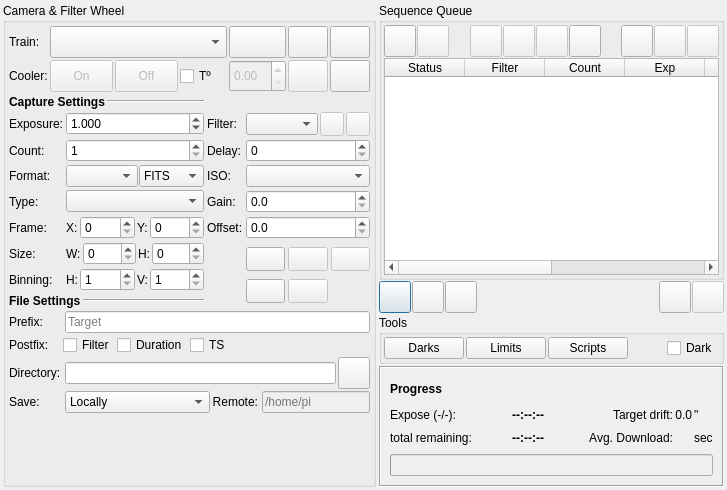
First picture: the form in kstars/ekos/capture/capture.ui, repository KDE/kstars, before the edit.
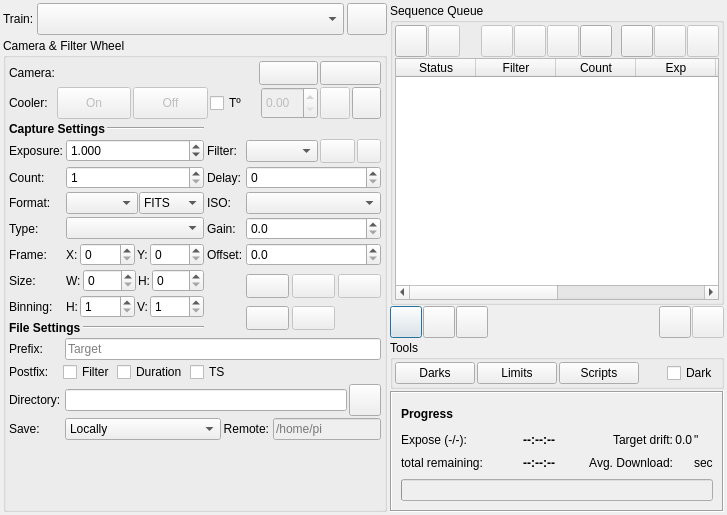
Second picture: the form after the edit. Icons and pictures are not drawn. Custom widgets are drawn as their Qt base class.

Commit message: When camera is not available, disable relevant controls

```diff
--- a/kstars/ekos/capture/capture.ui
+++ b/kstars/ekos/capture/capture.ui
@@ -7,10 +7,10 @@
     <x>0</x>
     <y>0</y>
     <width>727</width>
-    <height>490</height>
+    <height>515</height>
    </rect>
   </property>
-  <layout class="QHBoxLayout" name="horizontalLayout_12" stretch="1,2">
+  <layout class="QHBoxLayout" name="horizontalLayout_5">
    <property name="spacing">
     <number>3</number>
    </property>
@@ -27,7 +27,75 @@
     <number>3</number>
    </property>
    <item>
-    <layout class="QVBoxLayout" name="LeftLayout">
+    <layout class="QVBoxLayout" name="leftLayout">
+     <property name="spacing">
+      <number>3</number>
+     </property>
+     <item>
+      <layout class="QHBoxLayout" name="trainLabel">
+       <property name="spacing">
+        <number>3</number>
+       </property>
+       <item>
+        <widget class="QLabel" name="textLabel1_6">
+         <property name="toolTip">
+          <string/>
+         </property>
+         <property name="whatsThis">
+          <string/>
+         </property>
+         <property name="text">
+          <string>Train:</string>
+         </property>
+        </widget>
+       </item>
+       <item>
+        <widget class="QComboBox" name="opticalTrainCombo">
+         <property name="sizePolicy">
+          <sizepolicy hsizetype="MinimumExpanding" vsizetype="Fixed">
+           <horstretch>0</horstretch>
+           <verstretch>0</verstretch>
+          </sizepolicy>
+         </property>
+         <property name="minimumSize">
+          <size>
+           <width>0</width>
+           <height>32</height>
+          </size>
+         </property>
+        </widget>
+       </item>
+       <item>
+        <widget class="QPushButton" name="trainB">
+         <property name="minimumSize">
+          <size>
+           <width>24</width>
+           <height>24</height>
+          </size>
+         </property>
+         <property name="maximumSize">
+          <size>
+           <width>16777215</width>
+           <height>32</height>
+          </size>
+         </property>
+         <property name="text">
+          <string/>
+         </property>
+         <property name="icon">
+          <iconset theme="document-edit">
+           <normaloff>.</normaloff>.</iconset>
+         </property>
+         <property name="iconSize">
+          <size>
+           <width>24</width>
+           <height>24</height>
+          </size>
+         </property>
+        </widget>
+       </item>
+      </layout>
+     </item>
      <item>
       <widget class="QGroupBox" name="CCDFWGroup">
        <property name="enabled">
@@ -1057,10 +1125,52 @@
          </widget>
         </item>
         <item row="0" column="0" colspan="4">
-         <layout class="QGridLayout" name="ccdGridLayout" columnstretch="0,2,0,0,0,0,0,0">
+         <layout class="QGridLayout" name="ccdGridLayout" columnstretch="0,0,0,0,0,0,0,0">
           <property name="spacing">
            <number>2</number>
           </property>
+          <item row="1" column="6">
+           <widget class="QPushButton" name="setTemperatureB">
+            <property name="enabled">
+             <bool>false</bool>
+            </property>
+            <property name="minimumSize">
+             <size>
+              <width>24</width>
+              <height>24</height>
+             </size>
+            </property>
+            <property name="maximumSize">
+             <size>
+              <width>16777215</width>
+              <height>32</height>
+             </size>
+            </property>
+            <property name="toolTip">
+             <string>Set CCD temperature</string>
+            </property>
+            <property name="text">
+             <string/>
+            </property>
+            <property name="icon">
+             <iconset theme="checkmark">
+              <normaloff>.</normaloff>.</iconset>
+            </property>
+            <property name="iconSize">
+             <size>
+              <width>24</width>
+              <height>24</height>
+             </size>
+            </property>
+           </widget>
+          </item>
+          <item row="0" column="0">
+           <widget class="QLabel" name="label_8">
+            <property name="text">
+             <string>Camera:</string>
+            </property>
+           </widget>
+          </item>
           <item row="1" column="2" colspan="2">
            <widget class="QLabel" name="temperatureOUT">
             <property name="minimumSize">
@@ -1186,64 +1296,6 @@
             </item>
            </layout>
           </item>
-          <item row="0" column="0">
-           <widget class="QLabel" name="textLabel1_6">
-            <property name="toolTip">
-             <string/>
-            </property>
-            <property name="whatsThis">
-             <string/>
-            </property>
-            <property name="text">
-             <string>Train:</string>
-            </property>
-           </widget>
-          </item>
-          <item row="1" column="6">
-           <widget class="QPushButton" name="setTemperatureB">
-            <property name="enabled">
-             <bool>false</bool>
-            </property>
-            <property name="minimumSize">
-             <size>
-              <width>24</width>
-              <height>24</height>
-             </size>
-            </property>
-            <property name="maximumSize">
-             <size>
-              <width>16777215</width>
-              <height>32</height>
-             </size>
-            </property>
-            <property name="toolTip">
-             <string>Set CCD temperature</string>
-            </property>
-            <property name="text">
-             <string/>
-            </property>
-            <property name="icon">
-             <iconset theme="checkmark">
-              <normaloff>.</normaloff>.</iconset>
-            </property>
-            <property name="iconSize">
-             <size>
-              <width>24</width>
-              <height>24</height>
-             </size>
-            </property>
-           </widget>
-          </item>
-          <item row="0" column="1" colspan="3">
-           <widget class="QComboBox" name="opticalTrainCombo">
-            <property name="minimumSize">
-             <size>
-              <width>0</width>
-              <height>32</height>
-             </size>
-            </property>
-           </widget>
-          </item>
           <item row="1" column="7">
            <widget class="QPushButton" name="temperatureRegulationB">
             <property name="minimumSize">
@@ -1276,7 +1328,7 @@
             </property>
            </widget>
           </item>
-          <item row="0" column="7">
+          <item row="0" column="6" colspan="2">
            <widget class="QPushButton" name="clearConfigurationB">
             <property name="minimumSize">
              <size>
@@ -1308,7 +1360,7 @@
             </property>
            </widget>
           </item>
-          <item row="0" column="6">
+          <item row="0" column="4" colspan="2">
            <widget class="QPushButton" name="restartCameraB">
             <property name="enabled">
              <bool>true</bool>
@@ -1349,33 +1401,11 @@
             </property>
            </widget>
           </item>
-          <item row="0" column="5">
-           <widget class="QPushButton" name="trainB">
-            <property name="minimumSize">
-             <size>
-              <width>24</width>
-              <height>24</height>
-             </size>
-            </property>
-            <property name="maximumSize">
-             <size>
-              <width>16777215</width>
-              <height>32</height>
-             </size>
-            </property>
+          <item row="0" column="1" colspan="3">
+           <widget class="QLabel" name="cameraLabel">
             <property name="text">
              <string/>
             </property>
-            <property name="icon">
-             <iconset theme="document-edit">
-              <normaloff>.</normaloff>.</iconset>
-            </property>
-            <property name="iconSize">
-             <size>
-              <width>24</width>
-              <height>24</height>
-             </size>
-            </property>
            </widget>
           </item>
          </layout>
```
Left out of the diff: 36 changed lines with no effect on the pictures. The commit also changes 7 other files.
